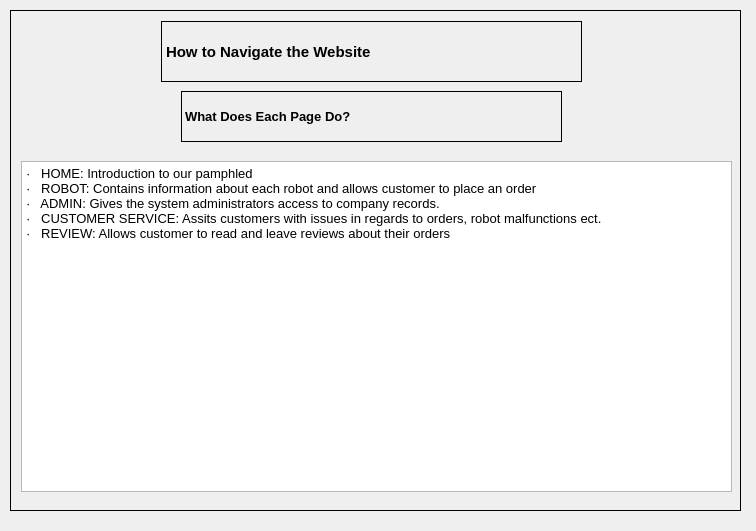
Qt form Help.ui (CS1C-MEGA-QTs/CS1C-Project-1) before a commit.
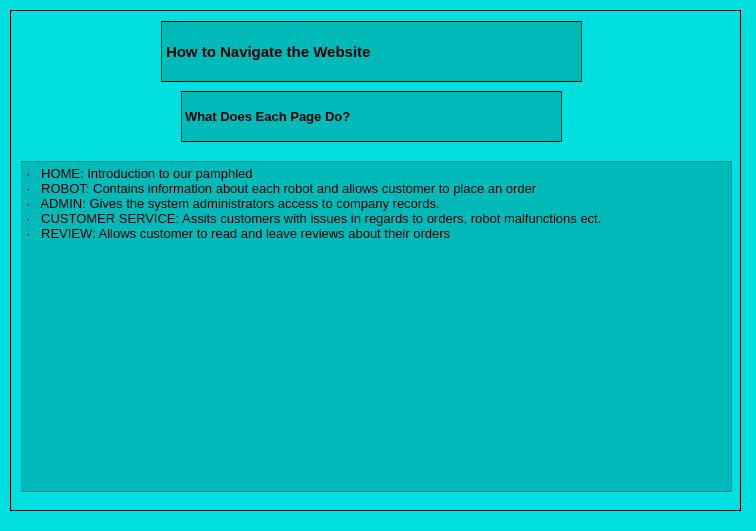
The same form after that commit.

Patch:
```diff
--- a/Help.ui
+++ b/Help.ui
@@ -13,6 +13,9 @@
   <property name="windowTitle">
    <string>Dialog</string>
   </property>
+  <property name="styleSheet">
+   <string notr="true">background-color: rgb(0, 223, 223);</string>
+  </property>
   <widget class="QScrollArea" name="HelpArea">
    <property name="geometry">
     <rect>
@@ -55,6 +58,9 @@
        <pointsize>10</pointsize>
       </font>
      </property>
+     <property name="styleSheet">
+      <string notr="true">background-color: rgb(0, 185, 185);</string>
+     </property>
      <property name="html">
       <string>&lt;!DOCTYPE HTML PUBLIC &quot;-//W3C//DTD HTML 4.0//EN&quot; &quot;http://www.w3.org/TR/REC-html40/strict.dtd&quot;&gt;
 &lt;html&gt;&lt;head&gt;&lt;meta name=&quot;qrichtext&quot; content=&quot;1&quot; /&gt;&lt;style type=&quot;text/css&quot;&gt;
@@ -86,6 +92,9 @@
        <bold>true</bold>
       </font>
      </property>
+     <property name="styleSheet">
+      <string notr="true">background-color: rgb(0, 185, 185);</string>
+     </property>
      <property name="frameShape">
       <enum>QFrame::Box</enum>
      </property>
@@ -111,6 +120,9 @@
        <underline>false</underline>
       </font>
      </property>
+     <property name="styleSheet">
+      <string notr="true">background-color: rgb(0, 185, 185);</string>
+     </property>
      <property name="frameShape">
       <enum>QFrame::Box</enum>
      </property>
```
